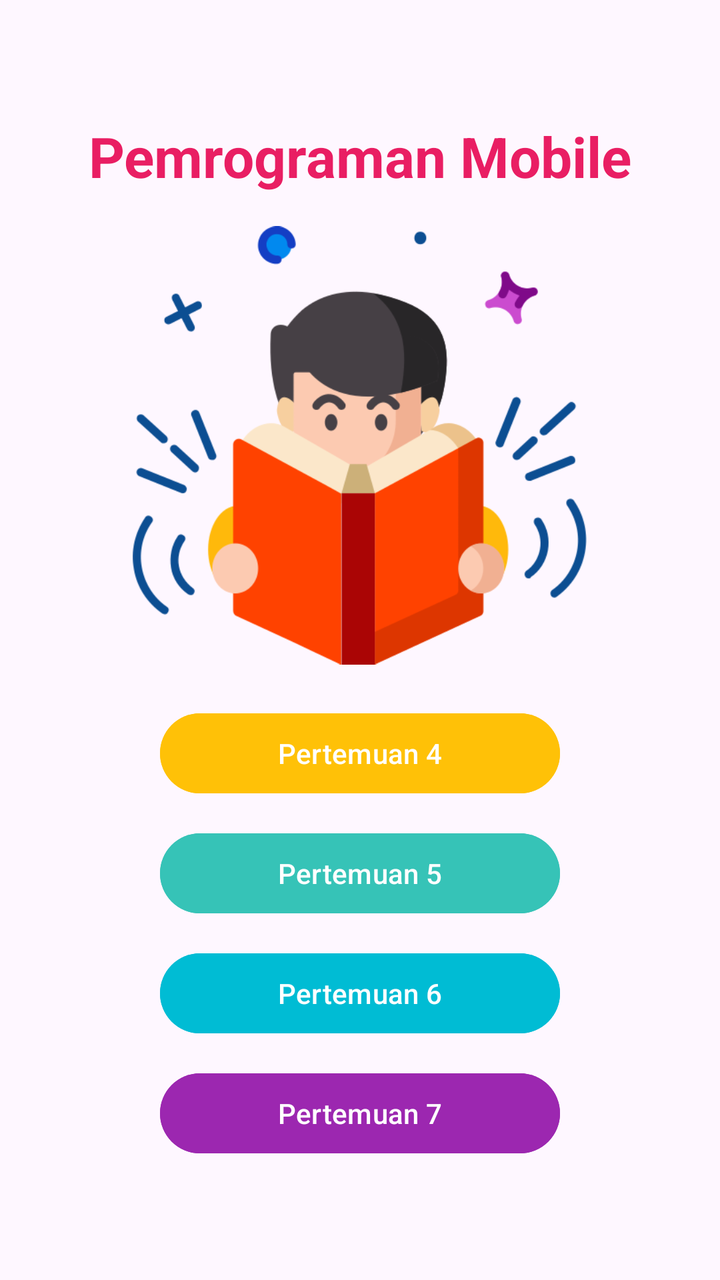
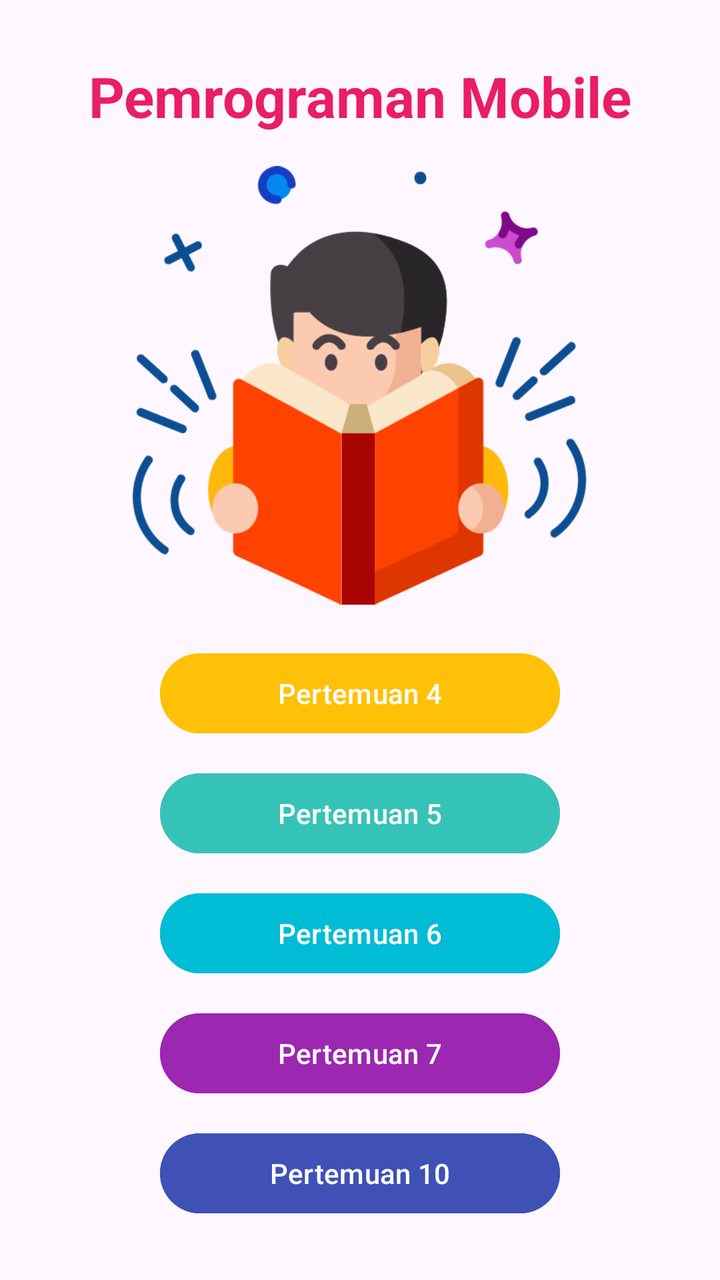

The first picture is an Android layout as it rendered before a commit; the second is the same layout after the commit. The layout source and the unified diff follow.
<!-- AndroidManifest.xml: application theme Theme.LadyMobile -->
<!-- res/layout/activity_main_hub.xml -->
<?xml version="1.0" encoding="utf-8"?>
<LinearLayout xmlns:android="http://schemas.android.com/apk/res/android"
    xmlns:app="http://schemas.android.com/apk/res-auto"
    xmlns:tools="http://schemas.android.com/tools"
    android:id="@+id/main"
    android:layout_width="match_parent"
    android:layout_height="match_parent"
    android:gravity="center"
    android:orientation="vertical"
    android:padding="16dp"
    tools:context=".MainActivity">

    <TextView
        android:id="@+id/textView4"
        android:layout_width="wrap_content"
        android:layout_height="wrap_content"
        android:text="Pemrograman Mobile"
        android:textColor="#E91E63"
        android:textSize="28sp"
        android:textStyle="bold"
        android:layout_marginBottom="16dp" />

    <ImageView
        android:id="@+id/imageView"
        android:layout_width="227dp"
        android:layout_height="220dp"
        app:srcCompat="@drawable/reading"
        android:contentDescription="Reading" />

    <Button
        android:id="@+id/btnToFourth"
        android:layout_width="200dp"
        android:layout_height="wrap_content"
        android:layout_marginTop="20dp"
        android:backgroundTint="#FFC107"
        android:text="Pertemuan 4" />

    <Button
        android:id="@+id/btnToFifth"
        android:layout_width="200dp"
        android:layout_height="wrap_content"
        android:layout_marginTop="12dp"
        android:backgroundTint="#36C3B7"
        android:text="Pertemuan 5" />

    <Button
        android:id="@+id/btnToSixth"
        android:layout_width="200dp"
        android:layout_height="wrap_content"
        android:layout_marginTop="12dp"
        android:backgroundTint="#00BCD4"
        android:text="Pertemuan 6" />

    <Button
        android:id="@+id/btnToSeventh"
        android:layout_width="200dp"
        android:layout_height="wrap_content"
        android:layout_marginTop="12dp"
        android:backgroundTint="#9C27B0"
        android:text="Pertemuan 7" />

</LinearLayout>
<!-- resources referenced by this layout -->
<resources>
  <!-- drawable reading: png bitmap (drawable, 38250 bytes) -->
  <style name="Theme.LadyMobile" parent="Base.Theme.LadyMobile" />
  <style name="Base.Theme.LadyMobile" parent="Theme.Material3.DayNight.NoActionBar">
          
          
      </style>
</resources>

<!-- the commit's change to res/layout/activity_main_hub.xml (unified diff, before → after) -->
@@ -59,4 +59,12 @@
         android:backgroundTint="#9C27B0"
         android:text="Pertemuan 7" />
 
+    <Button
+        android:id="@+id/btnToTenth"
+        android:layout_width="200dp"
+        android:layout_height="wrap_content"
+        android:layout_marginTop="12dp"
+        android:backgroundTint="#3F51B5"
+        android:text="Pertemuan 10" />
+
 </LinearLayout>
